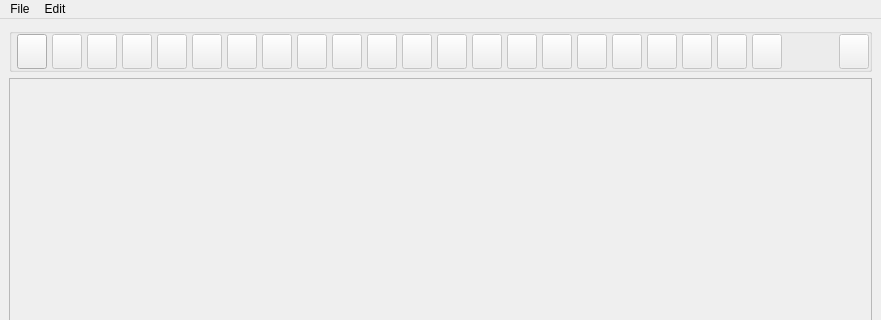
ironpa/pythonProject, file Main/UI/main_window.ui: the form before one commit; both pictures show x 0 to 881 and y 0 to 320 of the 881 by 700 pixel window.
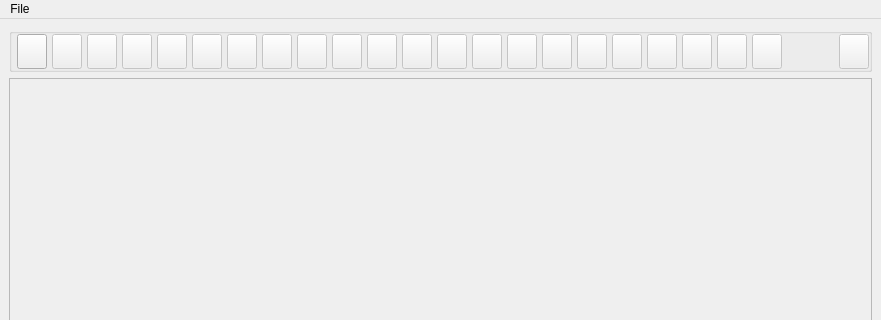
The form after the commit. Icons and pictures are not drawn.

Commit message: filter window name changed.

The edit to the form file:
```diff
--- a/Main/UI/main_window.ui
+++ b/Main/UI/main_window.ui
@@ -1114,13 +1114,7 @@
     <addaction name="action_Quit"/>
     <addaction name="action_save"/>
    </widget>
-   <widget class="QMenu" name="menuEdit">
-    <property name="title">
-     <string>Edit</string>
-    </property>
-   </widget>
    <addaction name="menuFile"/>
-   <addaction name="menuEdit"/>
   </widget>
   <widget class="QStatusBar" name="statusbar"/>
   <action name="action_Quit">
```
